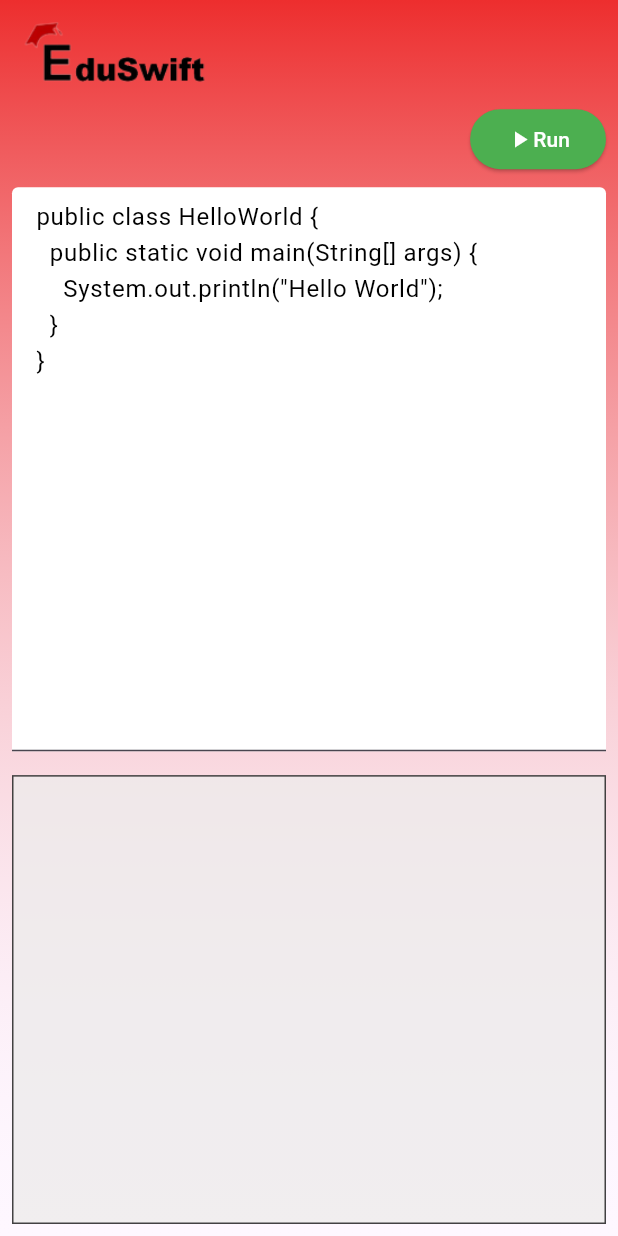
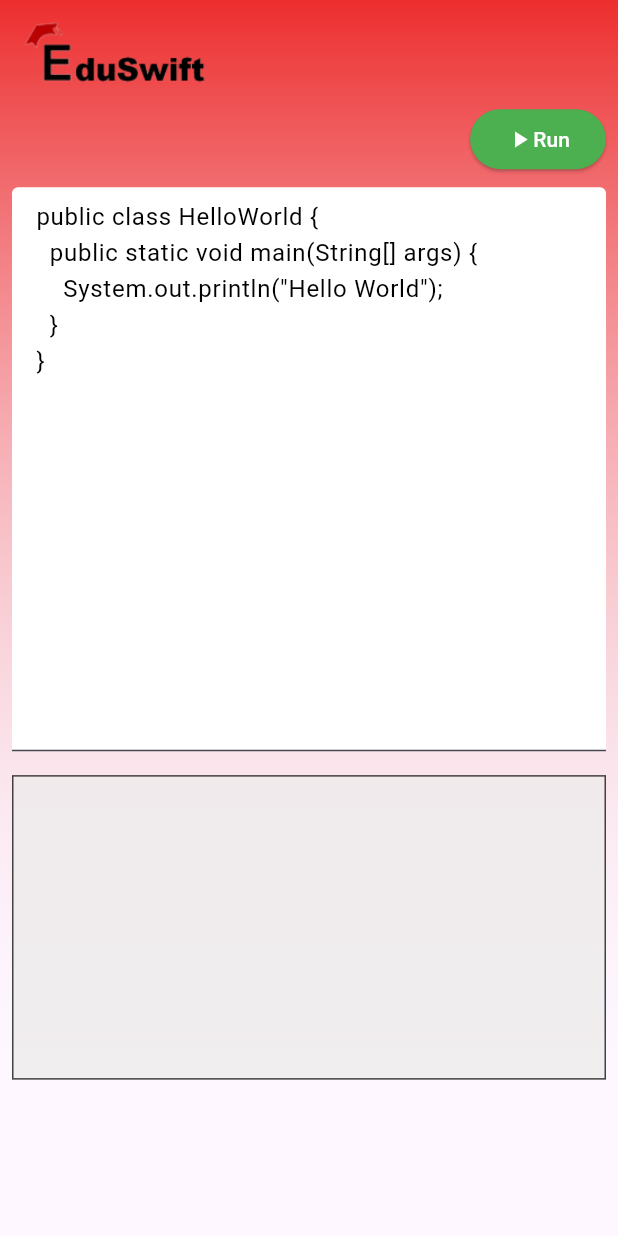
Before and after one commit to IAStudentAnalytics/Flutter_ISA, a Flutter app: the CompilerPage screen opened directly, on a phone screen of 412 x 824 dp. Run offline on Flutter 3.47's test engine with Material 3 defaults, Android fonts, the light colour scheme and no system bars; our stand-ins replace fl_chart, google_fonts.

Commit message:
designe page compilateur done

```diff
--- a/lib/page-1/compilateur.dart
+++ b/lib/page-1/compilateur.dart
@@ -163,7 +163,8 @@ public class HelloWorld {
   @override
   Widget build(BuildContext context) {
     return Scaffold(
-      body: Container(
+      body: SingleChildScrollView(
+        child: Container(
           decoration: BoxDecoration(
             gradient: LinearGradient(
               begin: Alignment.topCenter,
@@ -216,10 +217,9 @@ public class HelloWorld {
                   ),
                 ),
                 SizedBox(height: 16),
-              Expanded(
-                child: Container(
+                Container(
                   width: double.infinity,
-                  padding: EdgeInsets.all(8.0),
+                  padding: EdgeInsets.all(90.0),
                   decoration: BoxDecoration(
                     color: Color.fromARGB(201, 237, 235, 235),
                     border: Border.all(color: Color.fromARGB(185, 0, 0, 0)),
@@ -231,8 +231,8 @@ public class HelloWorld {
                     ),
                   ),
                 ),
+              ],
             ),
-            ],
           ),
         ),
       ),
```
Lines whose indentation alone changed are shown as unchanged.
